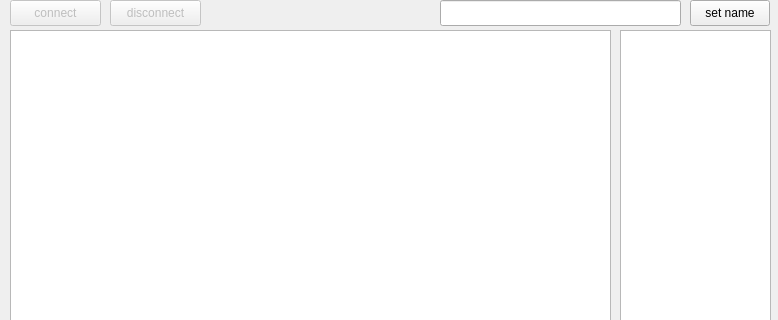
Before: the Qt Designer form mainwindow.ui in PALuczak/chatAppGroup11, drawn with Qt 5; both pictures show x 0 to 778 and y 0 to 320 of the 778 by 516 pixel window.
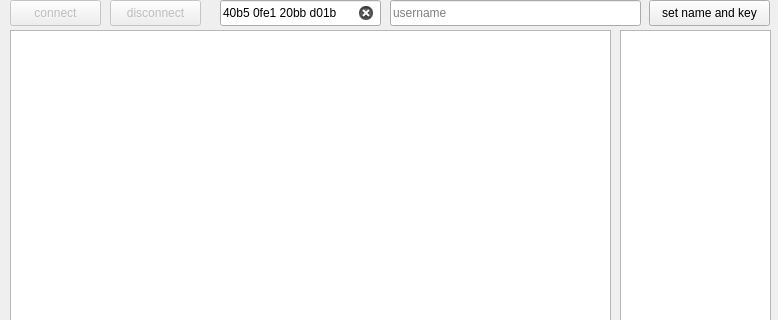
After: the same form once the commit is applied.

Commit message: Encryption key is no longer hardcoded, can now be set in the GUI.

Patch:
```diff
--- a/mainwindow.ui
+++ b/mainwindow.ui
@@ -110,27 +110,61 @@
    <widget class="QPushButton" name="nameButton">
     <property name="geometry">
      <rect>
-      <x>690</x>
+      <x>649</x>
       <y>0</y>
-      <width>80</width>
+      <width>121</width>
       <height>26</height>
      </rect>
     </property>
     <property name="text">
-     <string>set name</string>
+     <string>set name and key</string>
     </property>
    </widget>
    <widget class="QLineEdit" name="nameLine">
     <property name="geometry">
      <rect>
-      <x>440</x>
+      <x>390</x>
       <y>0</y>
-      <width>241</width>
+      <width>251</width>
       <height>26</height>
      </rect>
     </property>
     <property name="maxLength">
      <number>32</number>
+    </property>
+    <property name="placeholderText">
+     <string>username</string>
+    </property>
+   </widget>
+   <widget class="QLineEdit" name="keyLine">
+    <property name="geometry">
+     <rect>
+      <x>220</x>
+      <y>0</y>
+      <width>161</width>
+      <height>26</height>
+     </rect>
+    </property>
+    <property name="inputMethodHints">
+     <set>Qt::ImhDigitsOnly</set>
+    </property>
+    <property name="inputMask">
+     <string>HHHH HHHH HHHH HHHH</string>
+    </property>
+    <property name="text">
+     <string>40b5 0fe1 20bb d01b</string>
+    </property>
+    <property name="maxLength">
+     <number>19</number>
+    </property>
+    <property name="cursorPosition">
+     <number>0</number>
+    </property>
+    <property name="placeholderText">
+     <string/>
+    </property>
+    <property name="clearButtonEnabled">
+     <bool>true</bool>
     </property>
    </widget>
   </widget>
```
The commit also changes 3 other files.
